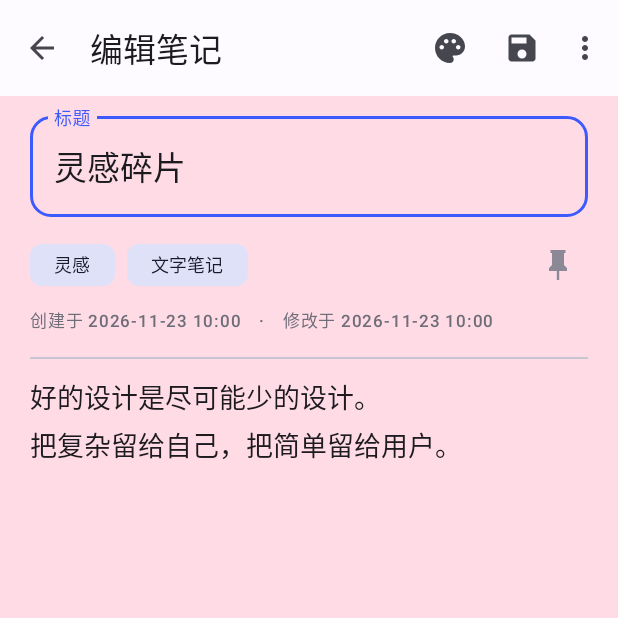
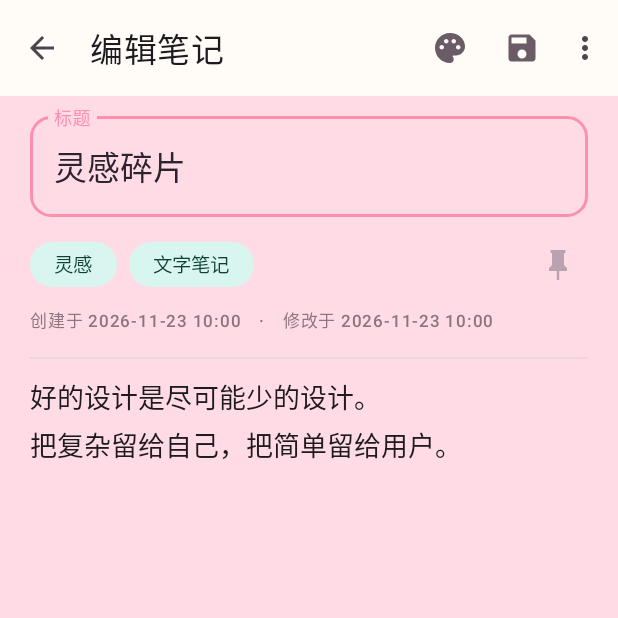
Before and after one commit to lij-ljh/NodePad, an Android app: the screen it shows after launch (NoteEditorActivity), after a tap on "灵感碎片", on a phone screen of 412 x 824 dp, the top half of it. Run offline under Robolectric (Android 15) with nearby library versions, the phone set to English and light mode, and no system bars.

Commit message:
feat: 糖果色卡通主题、渐变背景与圆角贴纸卡片

```diff
--- a/app/src/main/java/com/example/notepad/MainActivity.java
+++ b/app/src/main/java/com/example/notepad/MainActivity.java
@@ -24,6 +24,7 @@ import androidx.recyclerview.widget.RecyclerView;
 
 import com.example.notepad.data.Note;
 import com.example.notepad.data.NoteDbHelper;
+import com.example.notepad.ui.CuteBackgroundDrawable;
 import com.example.notepad.ui.NoteAdapter;
 import com.example.notepad.util.BackupManager;
 import com.example.notepad.util.NoteJsonUtils;
@@ -69,6 +70,7 @@ public class MainActivity extends AppCompatActivity implements NoteAdapter.Liste
     protected void onCreate(Bundle savedInstanceState) {
         super.onCreate(savedInstanceState);
         setContentView(R.layout.activity_main);
+        findViewById(R.id.root).setBackground(new CuteBackgroundDrawable(this));
 
         db = NoteDbHelper.get(this);
         toolbar = findViewById(R.id.toolbar);
--- a/app/src/main/java/com/example/notepad/SettingsActivity.java
+++ b/app/src/main/java/com/example/notepad/SettingsActivity.java
@@ -14,6 +14,7 @@ import androidx.appcompat.widget.Toolbar;
 import androidx.core.content.ContextCompat;
 
 import com.example.notepad.ui.ColorPickerDialog;
+import com.example.notepad.ui.CuteBackgroundDrawable;
 import com.example.notepad.util.NoteColors;
 import com.example.notepad.util.Prefs;
 
@@ -28,6 +29,7 @@ public class SettingsActivity extends AppCompatActivity {
     protected void onCreate(Bundle savedInstanceState) {
         super.onCreate(savedInstanceState);
         setContentView(R.layout.activity_settings);
+        findViewById(R.id.settingsRoot).setBackground(new CuteBackgroundDrawable(this));
 
         Toolbar toolbar = findViewById(R.id.toolbar);
         setSupportActionBar(toolbar);
--- /dev/null
+++ b/app/src/main/java/com/example/notepad/ui/CuteBackgroundDrawable.java
@@ -0,0 +1,123 @@
+package com.example.notepad.ui;
+
+import android.content.Context;
+import android.content.res.Configuration;
+import android.graphics.Canvas;
+import android.graphics.ColorFilter;
+import android.graphics.LinearGradient;
+import android.graphics.Paint;
+import android.graphics.Path;
+import android.graphics.PixelFormat;
+import android.graphics.Rect;
+import android.graphics.Shader;
+import android.graphics.drawable.Drawable;
+
+import androidx.annotation.NonNull;
+
+/**
+ * 可爱卡通风格背景：柔和渐变搭配云朵、星星与圆点点缀。
+ */
+public class CuteBackgroundDrawable extends Drawable {
+
+    private final Paint paint = new Paint(Paint.ANTI_ALIAS_FLAG);
+    private final Path starPath = new Path();
+    private final boolean night;
+    private final float density;
+
+    private Shader gradient;
+
+    public CuteBackgroundDrawable(Context context) {
+        night = (context.getResources().getConfiguration().uiMode
+                & Configuration.UI_MODE_NIGHT_MASK) == Configuration.UI_MODE_NIGHT_YES;
+        density = context.getResources().getDisplayMetrics().density;
+    }
+
+    @Override
+    protected void onBoundsChange(Rect bounds) {
+        super.onBoundsChange(bounds);
+        int[] colors = night
+                ? new int[]{0xFF201721, 0xFF241A27, 0xFF172128}
+                : new int[]{0xFFFFF7F2, 0xFFFFF0F7, 0xFFEDF9FF};
+        gradient = new LinearGradient(
+                bounds.left, bounds.top, bounds.right, bounds.bottom,
+                colors, new float[]{0f, 0.55f, 1f}, Shader.TileMode.CLAMP);
+    }
+
+    @Override
+    public void draw(@NonNull Canvas canvas) {
+        Rect bounds = getBounds();
+        paint.setShader(gradient);
+        paint.setStyle(Paint.Style.FILL);
+        canvas.drawRect(bounds, paint);
+        paint.setShader(null);
+
+        float w = bounds.width();
+        float h = bounds.height();
+        int cloud = night ? 0x14FFFFFF : 0x66FFFFFF;
+        int pink = night ? 0x30FFB0C6 : 0x33FF8FAF;
+        int mint = night ? 0x227FE0CC : 0x2E56C8B4;
+        int apricot = night ? 0x1EFFCF8F : 0x26FFB65C;
+
+        cloud(canvas, w * 0.80f, h * 0.09f, 1.1f, cloud);
+        cloud(canvas, w * 0.16f, h * 0.32f, 0.8f, cloud);
+        cloud(canvas, w * 0.72f, h * 0.68f, 0.65f, cloud);
+
+        sparkle(canvas, w * 0.90f, h * 0.24f, 10f, pink);
+        sparkle(canvas, w * 0.10f, h * 0.16f, 7f, mint);
+        sparkle(canvas, w * 0.24f, h * 0.58f, 8f, apricot);
+        sparkle(canvas, w * 0.86f, h * 0.52f, 6f, mint);
+        sparkle(canvas, w * 0.60f, h * 0.88f, 7f, pink);
+
+        dot(canvas, w * 0.06f, h * 0.72f, 5f, mint);
+        dot(canvas, w * 0.94f, h * 0.82f, 6f, apricot);
+        dot(canvas, w * 0.44f, h * 0.20f, 4f, pink);
+        dot(canvas, w * 0.52f, h * 0.47f, 3.5f, mint);
+    }
+
+    private void cloud(Canvas canvas, float cx, float cy, float scale, int color) {
+        float unit = density * scale;
+        paint.setStyle(Paint.Style.FILL);
+        paint.setColor(color);
+        canvas.drawCircle(cx, cy, 20f * unit, paint);
+        canvas.drawCircle(cx - 18f * unit, cy + 5f * unit, 14f * unit, paint);
+        canvas.drawCircle(cx + 17f * unit, cy + 4f * unit, 12f * unit, paint);
+        canvas.drawCircle(cx - 2f * unit, cy + 8f * unit, 16f * unit, paint);
+    }
+
+    private void sparkle(Canvas canvas, float cx, float cy, float radiusDp, int color) {
+        float r = radiusDp * density;
+        float inner = r * 0.18f;
+        starPath.reset();
+        starPath.moveTo(cx, cy - r);
+        starPath.quadTo(cx + inner, cy - inner, cx + r, cy);
+        starPath.quadTo(cx + inner, cy + inner, cx, cy + r);
+        starPath.quadTo(cx - inner, cy + inner, cx - r, cy);
+        starPath.quadTo(cx - inner, cy - inner, cx, cy - r);
+        starPath.close();
+        paint.setStyle(Paint.Style.FILL);
+        paint.setColor(color);
+        canvas.drawPath(starPath, paint);
+    }
+
+    private void dot(Canvas canvas, float cx, float cy, float radiusDp, int color) {
+        paint.setStyle(Paint.Style.FILL);
+        paint.setColor(color);
+        canvas.drawCircle(cx, cy, radiusDp * density, paint);
+    }
+
+    @Override
+    public void setAlpha(int alpha) {
+        // 背景装饰不支持单独透明度，保持默认。
+    }
+
+    @Override
+    public void setColorFilter(ColorFilter colorFilter) {
+        // 背景装饰不支持额外滤镜。
+    }
+
+    @Override
+    @SuppressWarnings("deprecation")
+    public int getOpacity() {
+        return PixelFormat.TRANSLUCENT;
+    }
+}
--- a/app/src/main/res/layout/activity_main.xml
+++ b/app/src/main/res/layout/activity_main.xml
@@ -1,6 +1,7 @@
 <?xml version="1.0" encoding="utf-8"?>
 <androidx.constraintlayout.widget.ConstraintLayout xmlns:android="http://schemas.android.com/apk/res/android"
     xmlns:app="http://schemas.android.com/apk/res-auto"
+    android:id="@+id/root"
     android:layout_width="match_parent"
     android:layout_height="match_parent">
 
@@ -9,7 +10,7 @@
         style="@style/Widget.NodePad.Toolbar"
         android:layout_width="0dp"
         android:layout_height="?attr/actionBarSize"
-        android:background="?attr/colorSurface"
+        android:background="@android:color/transparent"
         app:layout_constraintEnd_toEndOf="parent"
         app:layout_constraintStart_toStartOf="parent"
         app:layout_constraintTop_toTopOf="parent"
@@ -24,10 +25,11 @@
         android:layout_marginTop="4dp"
         android:layout_marginEnd="16dp"
         android:hint="@string/search_hint"
-        app:boxCornerRadiusBottomEnd="14dp"
-        app:boxCornerRadiusBottomStart="14dp"
-        app:boxCornerRadiusTopEnd="14dp"
-        app:boxCornerRadiusTopStart="14dp"
+        app:boxBackgroundColor="@color/search_fill"
+        app:boxCornerRadiusBottomEnd="22dp"
+        app:boxCornerRadiusBottomStart="22dp"
+        app:boxCornerRadiusTopEnd="22dp"
+        app:boxCornerRadiusTopStart="22dp"
         app:endIconMode="clear_text"
         app:layout_constraintEnd_toEndOf="parent"
         app:layout_constraintStart_toStartOf="parent"
@@ -128,8 +130,10 @@
         android:contentDescription="@string/add_note"
         android:src="@drawable/ic_add"
         app:backgroundTint="?attr/colorPrimary"
+        app:elevation="6dp"
         app:layout_constraintBottom_toBottomOf="parent"
         app:layout_constraintEnd_toEndOf="parent"
+        app:shapeAppearanceOverlay="@style/ShapeAppearance.NodePad.Fab"
         app:tint="?attr/colorOnPrimary" />
 
 </androidx.constraintlayout.widget.ConstraintLayout>
--- a/app/src/main/res/layout/activity_note_editor.xml
+++ b/app/src/main/res/layout/activity_note_editor.xml
@@ -50,7 +50,7 @@
                     android:id="@+id/etTitle"
                     android:layout_width="match_parent"
                     android:layout_height="wrap_content"
-                    android:fontFamily="sans-serif-medium"
+                    android:fontFamily="sans-serif-rounded"
                     android:importantForAutofill="no"
                     android:inputType="textCapSentences"
                     android:maxLines="3"
--- a/app/src/main/res/layout/activity_settings.xml
+++ b/app/src/main/res/layout/activity_settings.xml
@@ -1,6 +1,7 @@
 <?xml version="1.0" encoding="utf-8"?>
 <LinearLayout xmlns:android="http://schemas.android.com/apk/res/android"
     xmlns:app="http://schemas.android.com/apk/res-auto"
+    android:id="@+id/settingsRoot"
     android:layout_width="match_parent"
     android:layout_height="match_parent"
     android:orientation="vertical">
@@ -8,7 +9,7 @@
     <com.google.android.material.appbar.AppBarLayout
         android:layout_width="match_parent"
         android:layout_height="wrap_content"
-        android:background="?attr/colorSurface"
+        android:background="@android:color/transparent"
         app:elevation="0dp">
 
         <com.google.android.material.appbar.MaterialToolbar
--- a/app/src/main/res/layout/item_note.xml
+++ b/app/src/main/res/layout/item_note.xml
@@ -8,9 +8,9 @@
     android:foreground="?attr/selectableItemBackground"
     app:cardBackgroundColor="?attr/colorSurface"
     app:cardCornerRadius="@dimen/card_corner"
-    app:cardElevation="0dp"
-    app:strokeColor="?attr/colorOutlineVariant"
-    app:strokeWidth="1dp">
+    app:cardElevation="2dp"
+    app:strokeColor="?attr/colorSurface"
+    app:strokeWidth="2dp">
 
     <androidx.constraintlayout.widget.ConstraintLayout
         android:layout_width="match_parent"
@@ -22,7 +22,7 @@
             android:layout_width="0dp"
             android:layout_height="wrap_content"
             android:ellipsize="end"
-            android:fontFamily="sans-serif-medium"
+            android:fontFamily="sans-serif-rounded"
             android:maxLines="1"
             android:textAppearance="@style/TextAppearance.Material3.TitleMedium"
             app:layout_constraintEnd_toStartOf="@id/ivPin"
--- a/app/src/main/res/values-night/colors.xml
+++ b/app/src/main/res/values-night/colors.xml
@@ -1,27 +1,32 @@
 <?xml version="1.0" encoding="utf-8"?>
 <resources>
-    <color name="brand_primary">#BAC3FF</color>
-    <color name="brand_on_primary">#08218A</color>
-    <color name="brand_primary_container">#233C9E</color>
-    <color name="brand_on_primary_container">#DDE1FF</color>
-    <color name="brand_secondary">#C3C5DD</color>
-    <color name="brand_on_secondary">#2C2F42</color>
-    <color name="brand_secondary_container">#424659</color>
-    <color name="brand_on_secondary_container">#DFE1F9</color>
-    <color name="brand_tertiary">#E6BAD7</color>
-    <color name="brand_on_tertiary">#45263D</color>
+    <color name="brand_primary">#FFB0C6</color>
+    <color name="brand_on_primary">#55122D</color>
+    <color name="brand_primary_container">#6E2943</color>
+    <color name="brand_on_primary_container">#FFD9E3</color>
+    <color name="brand_secondary">#7FE0CC</color>
+    <color name="brand_on_secondary">#00382F</color>
+    <color name="brand_secondary_container">#1F4F47</color>
+    <color name="brand_on_secondary_container">#C9F5EC</color>
+    <color name="brand_tertiary">#FFCF8F</color>
+    <color name="brand_on_tertiary">#452B00</color>
 
-    <color name="surface">#131318</color>
-    <color name="on_surface">#E5E1E9</color>
-    <color name="surface_variant">#46464F</color>
-    <color name="on_surface_variant">#C7C5D0</color>
-    <color name="outline">#90909A</color>
-    <color name="outline_variant">#46464F</color>
-    <color name="surface_container">#1F1F24</color>
-    <color name="surface_container_low">#1B1B21</color>
+    <color name="surface">#1D1720</color>
+    <color name="on_surface">#EFE4EA</color>
+    <color name="surface_variant">#4E4149</color>
+    <color name="on_surface_variant">#D5C2CC</color>
+    <color name="outline">#A08C98</color>
+    <color name="outline_variant">#52454D</color>
+    <color name="surface_container">#271F2A</color>
+    <color name="surface_container_low">#221B24</color>
 
     <color name="error">#FFB4AB</color>
     <color name="on_error">#690005</color>
-    <color name="text_muted">#A9A6B2</color>
-    <color name="pin_inactive">#A9A6B2</color>
+    <color name="text_muted">#B9A6B1</color>
+    <color name="pin_inactive">#B9A6B1</color>
+
+    <color name="app_bg_start">#201721</color>
+    <color name="app_bg_mid">#241A27</color>
+    <color name="app_bg_end">#172128</color>
+    <color name="search_fill">#14FFFFFF</color>
 </resources>
--- a/app/src/main/res/values/colors.xml
+++ b/app/src/main/res/values/colors.xml
@@ -1,27 +1,32 @@
 <?xml version="1.0" encoding="utf-8"?>
 <resources>
-    <color name="brand_primary">#3D5AFE</color>
+    <color name="brand_primary">#FF8FAF</color>
     <color name="brand_on_primary">#FFFFFF</color>
-    <color name="brand_primary_container">#E0E4FF</color>
-    <color name="brand_on_primary_container">#00105C</color>
-    <color name="brand_secondary">#5A5F71</color>
+    <color name="brand_primary_container">#FFE1EA</color>
+    <color name="brand_on_primary_container">#5A1230</color>
+    <color name="brand_secondary">#56C8B4</color>
     <color name="brand_on_secondary">#FFFFFF</color>
-    <color name="brand_secondary_container">#DFE1F9</color>
-    <color name="brand_on_secondary_container">#171B2C</color>
-    <color name="brand_tertiary">#77536D</color>
-    <color name="brand_on_tertiary">#FFFFFF</color>
+    <color name="brand_secondary_container">#D8F6EF</color>
+    <color name="brand_on_secondary_container">#0F3F37</color>
+    <color name="brand_tertiary">#FFB65C</color>
+    <color name="brand_on_tertiary">#4A2800</color>
 
-    <color name="surface">#FDFBFF</color>
-    <color name="on_surface">#1B1B1F</color>
-    <color name="surface_variant">#E3E1EC</color>
-    <color name="on_surface_variant">#46464F</color>
-    <color name="outline">#767680</color>
-    <color name="outline_variant">#C7C5D0</color>
-    <color name="surface_container">#F3F0F7</color>
-    <color name="surface_container_low">#F7F4FB</color>
+    <color name="surface">#FFFBF7</color>
+    <color name="on_surface">#2B2430</color>
+    <color name="surface_variant">#F3E4E8</color>
+    <color name="on_surface_variant">#6B5B66</color>
+    <color name="outline">#B9A3B0</color>
+    <color name="outline_variant">#EAD7DE</color>
+    <color name="surface_container">#FFF3F6</color>
+    <color name="surface_container_low">#FFF8FA</color>
 
     <color name="error">#BA1A1A</color>
     <color name="on_error">#FFFFFF</color>
-    <color name="text_muted">#6F6D78</color>
-    <color name="pin_inactive">#8B8996</color>
+    <color name="text_muted">#8A7580</color>
+    <color name="pin_inactive">#B9A3B0</color>
+
+    <color name="app_bg_start">#FFF7F2</color>
+    <color name="app_bg_mid">#FFF0F7</color>
+    <color name="app_bg_end">#EDF9FF</color>
+    <color name="search_fill">#F2FFFFFF</color>
 </resources>
--- a/app/src/main/res/values/dimens.xml
+++ b/app/src/main/res/values/dimens.xml
@@ -1,4 +1,4 @@
 <?xml version="1.0" encoding="utf-8"?>
 <resources>
-    <dimen name="card_corner">18dp</dimen>
+    <dimen name="card_corner">22dp</dimen>
 </resources>
--- a/app/src/main/res/values/themes.xml
+++ b/app/src/main/res/values/themes.xml
@@ -25,10 +25,10 @@
         <item name="colorError">@color/error</item>
         <item name="colorOnError">@color/on_error</item>
 
-        <item name="android:statusBarColor">@color/surface</item>
-        <item name="android:navigationBarColor">@color/surface</item>
+        <item name="android:statusBarColor">@color/app_bg_start</item>
+        <item name="android:navigationBarColor">@color/app_bg_start</item>
         <item name="android:windowLightStatusBar">@bool/light_status_bar</item>
-        <item name="android:windowBackground">@color/surface</item>
+        <item name="android:windowBackground">@color/app_bg_start</item>
     </style>
 
     <style name="Widget.NodePad.Toolbar" parent="Widget.Material3.Toolbar">
@@ -37,15 +37,23 @@
     </style>
 
     <style name="TextAppearance.NodePad.ToolbarTitle" parent="TextAppearance.Material3.TitleLarge">
-        <item name="android:fontFamily">sans-serif-medium</item>
+        <item name="android:fontFamily">sans-serif-rounded</item>
+        <item name="android:textSize">22sp</item>
+        <item name="android:letterSpacing">0.02</item>
     </style>
 
     <style name="Widget.NodePad.CategoryChip" parent="Widget.Material3.Chip.Assist">
-        <item name="android:textSize">12sp</item>
-        <item name="chipMinHeight">28dp</item>
+        <item name="android:textSize">13sp</item>
+        <item name="chipMinHeight">30dp</item>
         <item name="chipBackgroundColor">@color/brand_secondary_container</item>
         <item name="android:textColor">@color/brand_on_secondary_container</item>
         <item name="chipStrokeWidth">0dp</item>
+        <item name="chipCornerRadius">15dp</item>
         <item name="ensureMinTouchTargetSize">false</item>
     </style>
+
+    <style name="ShapeAppearance.NodePad.Fab" parent="">
+        <item name="cornerFamily">rounded</item>
+        <item name="cornerSize">20dp</item>
+    </style>
 </resources>
```
Also changed, not shown: 7 other files.
